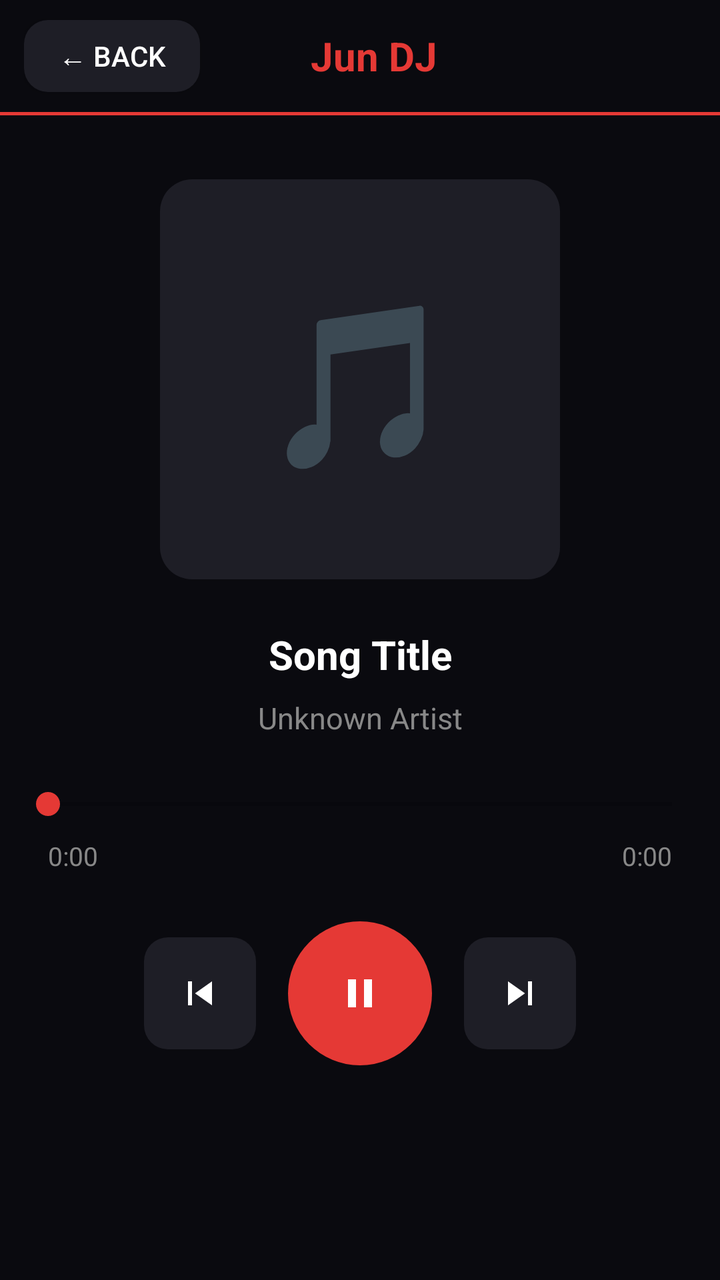
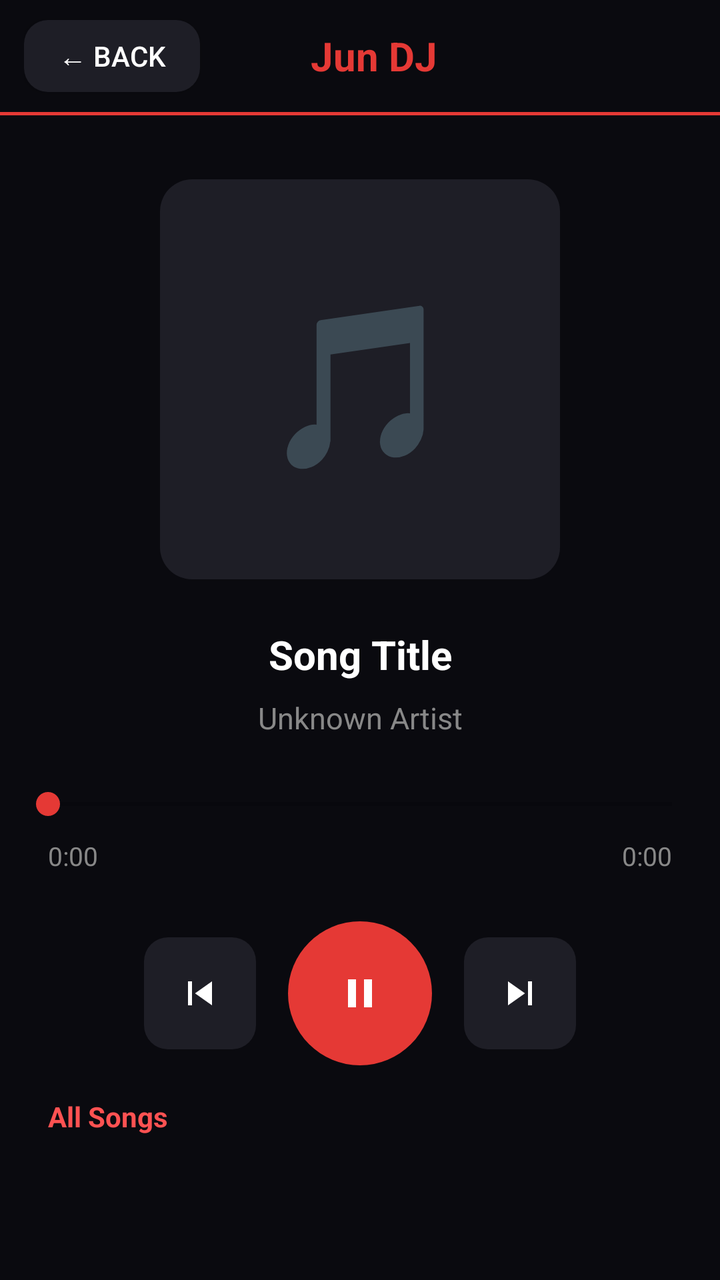

Compare the two renders of this Android layout. The source of the first and the diff that turns it into the second are given below.
<!-- AndroidManifest.xml: application theme Theme.AppCompat.Light.NoActionBar -->
<!-- res/layout/activity_music_player.xml -->
<?xml version="1.0" encoding="utf-8"?>
<LinearLayout
    xmlns:android="http://schemas.android.com/apk/res/android"
    android:layout_width="match_parent"
    android:layout_height="match_parent"
    android:background="#0A0A0F"
    android:orientation="vertical"
    android:gravity="center_horizontal">

    
    <LinearLayout
        android:layout_width="match_parent"
        android:layout_height="56dp"
        android:orientation="horizontal"
        android:gravity="center_vertical"
        android:paddingStart="12dp"
        android:paddingEnd="16dp">

        <Button
            android:id="@+id/backButton"
            android:layout_width="wrap_content"
            android:layout_height="36dp"
            android:text="← Back"
            android:textColor="#FFFFFF"
            android:textSize="14sp"
            android:background="@drawable/rounded_dark_button"
            android:paddingStart="12dp"
            android:paddingEnd="12dp"/>

        <TextView
            android:layout_width="0dp"
            android:layout_height="wrap_content"
            android:layout_weight="1"
            android:text="Jun DJ"
            android:textColor="#E53935"
            android:textSize="20sp"
            android:textStyle="bold"
            android:gravity="center"/>

        <View
            android:layout_width="70dp"
            android:layout_height="wrap_content"/>

    </LinearLayout>

    <View
        android:layout_width="match_parent"
        android:layout_height="1.5dp"
        android:background="#E53935"/>

    
    <LinearLayout
        android:layout_width="200dp"
        android:layout_height="200dp"
        android:background="@drawable/music_art_bg"
        android:gravity="center"
        android:layout_marginTop="32dp"
        android:layout_marginBottom="24dp">

        <TextView
            android:layout_width="wrap_content"
            android:layout_height="wrap_content"
            android:text="🎵"
            android:textSize="80sp"/>

    </LinearLayout>

    
    <TextView
        android:id="@+id/songTitle"
        android:layout_width="match_parent"
        android:layout_height="wrap_content"
        android:text="Song Title"
        android:textColor="#FFFFFF"
        android:textSize="20sp"
        android:textStyle="bold"
        android:gravity="center"
        android:paddingStart="24dp"
        android:paddingEnd="24dp"
        android:maxLines="2"
        android:ellipsize="end"
        android:layout_marginBottom="8dp"/>

    <TextView
        android:id="@+id/songArtist"
        android:layout_width="match_parent"
        android:layout_height="wrap_content"
        android:text="Unknown Artist"
        android:textColor="#888888"
        android:textSize="15sp"
        android:gravity="center"
        android:layout_marginBottom="24dp"/>

    
    <SeekBar
        android:id="@+id/musicSeekBar"
        android:layout_width="match_parent"
        android:layout_height="wrap_content"
        android:paddingStart="24dp"
        android:paddingEnd="24dp"
        android:progressTint="#E53935"
        android:thumbTint="#E53935"
        android:layout_marginBottom="8dp"/>

    
    <LinearLayout
        android:layout_width="match_parent"
        android:layout_height="wrap_content"
        android:orientation="horizontal"
        android:paddingStart="24dp"
        android:paddingEnd="24dp"
        android:layout_marginBottom="24dp">

        <TextView
            android:id="@+id/currentTime"
            android:layout_width="0dp"
            android:layout_height="wrap_content"
            android:layout_weight="1"
            android:text="0:00"
            android:textColor="#888888"
            android:textSize="13sp"/>

        <TextView
            android:id="@+id/totalTime"
            android:layout_width="wrap_content"
            android:layout_height="wrap_content"
            android:text="0:00"
            android:textColor="#888888"
            android:textSize="13sp"/>

    </LinearLayout>

    
    <LinearLayout
        android:layout_width="match_parent"
        android:layout_height="wrap_content"
        android:orientation="horizontal"
        android:gravity="center"
        android:paddingStart="24dp"
        android:paddingEnd="24dp">

        <ImageButton
            android:id="@+id/prevButton"
            android:layout_width="56dp"
            android:layout_height="56dp"
            android:background="@drawable/rounded_dark_button"
            android:src="@drawable/ic_previous"
            android:padding="12dp"
            android:layout_marginEnd="16dp"
            android:contentDescription="Previous"/>

        <ImageButton
            android:id="@+id/playPauseButton"
            android:layout_width="72dp"
            android:layout_height="72dp"
            android:background="@drawable/rounded_red_button"
            android:src="@drawable/ic_pause"
            android:padding="16dp"
            android:layout_marginEnd="16dp"
            android:contentDescription="Play/Pause"/>

        <ImageButton
            android:id="@+id/nextButton"
            android:layout_width="56dp"
            android:layout_height="56dp"
            android:background="@drawable/rounded_dark_button"
            android:src="@drawable/ic_next"
            android:padding="12dp"
            android:contentDescription="Next"/>

    </LinearLayout>

</LinearLayout>
<!-- resources referenced by this layout -->
<resources>
  <!-- drawable ic_next (drawable) -->
  <?xml version="1.0" encoding="utf-8"?>
  <vector xmlns:android="http://schemas.android.com/apk/res/android"
      android:width="24dp"
      android:height="24dp"
      android:viewportWidth="24"
      android:viewportHeight="24">
      <path
          android:fillColor="#FFFFFF"
          android:pathData="M6,18l8.5,-6L6,6v12zM16,6v12h2V6h-2z"/>
  </vector>
  <!-- drawable ic_pause (drawable) -->
  <?xml version="1.0" encoding="utf-8"?>
  <vector xmlns:android="http://schemas.android.com/apk/res/android"
      android:width="24dp"
      android:height="24dp"
      android:viewportWidth="24"
      android:viewportHeight="24">
      <path
          android:fillColor="#FFFFFF"
          android:pathData="M6,19h4V5H6v14zm8,-14v14h4V5h-4z"/>
  </vector>
  <!-- drawable ic_previous (drawable) -->
  <?xml version="1.0" encoding="utf-8"?>
  <vector xmlns:android="http://schemas.android.com/apk/res/android"
      android:width="24dp"
      android:height="24dp"
      android:viewportWidth="24"
      android:viewportHeight="24">
      <path
          android:fillColor="#FFFFFF"
          android:pathData="M6,6h2v12H6zm3.5,6l8.5,6V6z"/>
  </vector>
  <!-- drawable music_art_bg (drawable) -->
  <?xml version="1.0" encoding="utf-8"?>
  <shape xmlns:android="http://schemas.android.com/apk/res/android"
      android:shape="rectangle">
      <solid android:color="#1E1E26"/>
      <corners android:radius="16dp"/>
  </shape>
  <!-- drawable rounded_dark_button (drawable) -->
  <?xml version="1.0" encoding="utf-8"?>
  <shape xmlns:android="http://schemas.android.com/apk/res/android"
      android:shape="rectangle">
      <solid android:color="#1E1E26"/>
      <corners android:radius="12dp"/>
  </shape>
  <!-- drawable rounded_red_button (drawable) -->
  <?xml version="1.0" encoding="utf-8"?>
  <shape xmlns:android="http://schemas.android.com/apk/res/android"
      android:shape="oval">
      <solid android:color="#E53935"/>
  </shape>
</resources>

<!-- the commit's change to res/layout/activity_music_player.xml (unified diff, before → after) -->
@@ -50,6 +50,7 @@
 
     
     <LinearLayout
+        android:id="@+id/albumArtLayout"
         android:layout_width="200dp"
         android:layout_height="200dp"
         android:background="@drawable/music_art_bg"
@@ -170,4 +171,22 @@
 
     </LinearLayout>
 
+    
+    <TextView
+        android:layout_width="match_parent"
+        android:layout_height="wrap_content"
+        android:text="All Songs"
+        android:textColor="#FF5252"
+        android:textSize="14sp"
+        android:textStyle="bold"
+        android:paddingStart="24dp"
+        android:paddingTop="16dp"
+        android:paddingBottom="8dp"/>
+
+    <androidx.recyclerview.widget.RecyclerView
+        android:id="@+id/songListRecycler"
+        android:layout_width="match_parent"
+        android:layout_height="200dp"
+        android:nestedScrollingEnabled="true"/>
+
 </LinearLayout>
